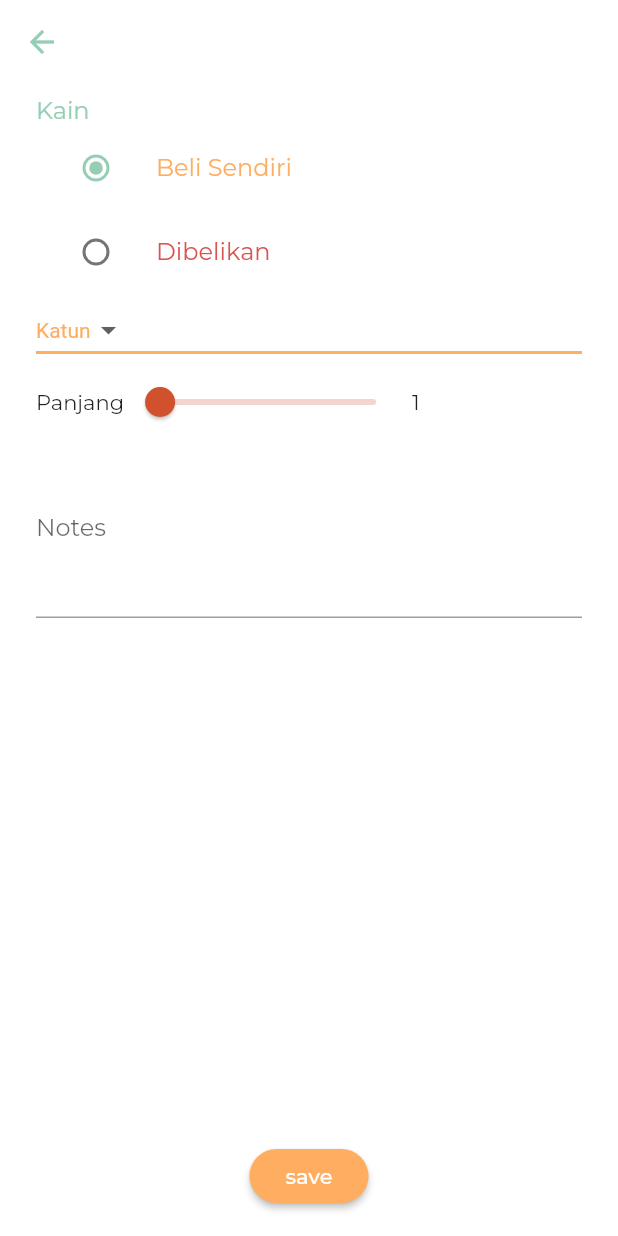
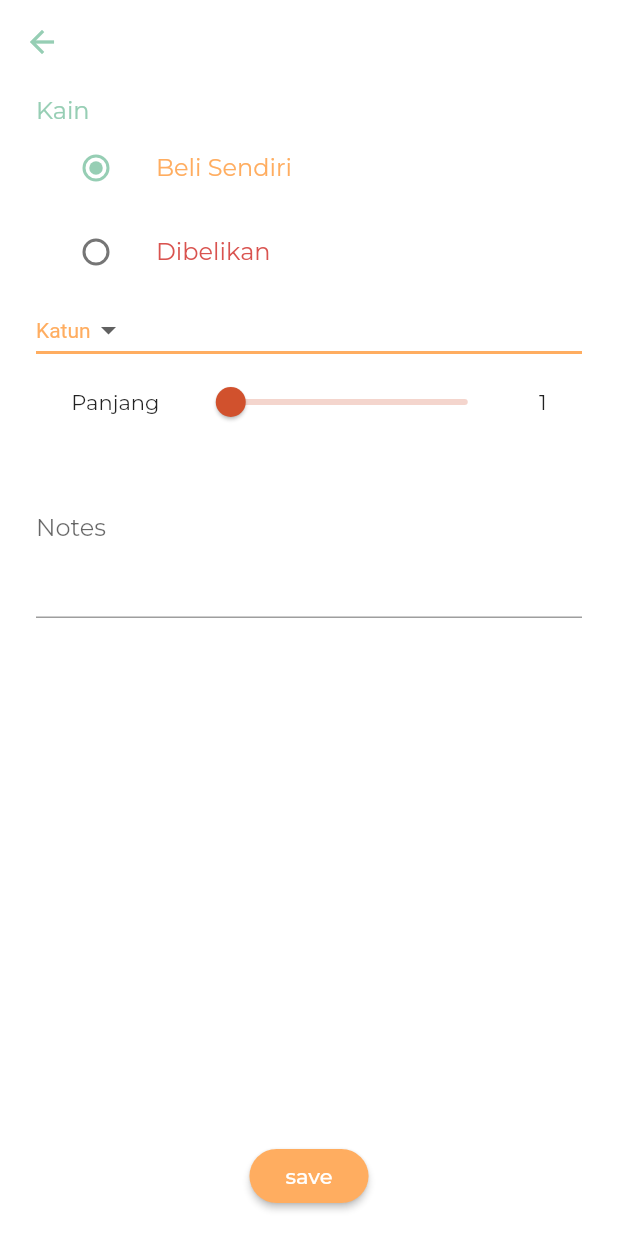
Before and after one commit to qonythazu/tugas-ippl, a Flutter app: the PesananReguler2 screen opened directly, after a tap on "next", on a phone screen of 412 x 824 dp. Run offline on Flutter 3.47's test engine with Material 2 defaults, Android fonts, the phone set to English and light mode, and no system bars; project files that could hold a hidden picture were left out.

Commit message:
Responsive Slider

```diff
--- a/lib/formpesananreguler1.dart
+++ b/lib/formpesananreguler1.dart
@@ -1,4 +1,5 @@
 import 'package:flutter/material.dart';
+import 'package:flutter/services.dart';
 import 'package:flutter/src/widgets/container.dart';
 import 'package:flutter/src/widgets/framework.dart';
 
@@ -78,6 +79,9 @@ class _PesananReguler1State extends State<PesananReguler1> {
                       ),
                       TextField(
                         controller: phone,
+                        inputFormatters: <TextInputFormatter>[
+                          FilteringTextInputFormatter.digitsOnly
+                        ],
                         keyboardType: TextInputType.number,
                         decoration: InputDecoration(
                             prefixIcon: Icon(Icons.phone),
--- a/lib/formpesananreguler2.dart
+++ b/lib/formpesananreguler2.dart
@@ -1,5 +1,6 @@
 import 'package:anuy/formpesananreguler3.dart';
 import 'package:flutter/material.dart';
+import 'package:flutter/services.dart';
 import 'package:flutter/src/widgets/container.dart';
 import 'package:flutter/src/widgets/framework.dart';
 
@@ -155,6 +156,9 @@ class _PesananReguler2State extends State<PesananReguler2> {
                         ),
                         TextField(
                           controller: null,
+                          inputFormatters: <TextInputFormatter>[
+                            FilteringTextInputFormatter.digitsOnly
+                          ],
                           keyboardType: TextInputType.number,
                           decoration: InputDecoration(
                               prefixIcon: Icon(Icons.attach_money),
--- a/lib/formpesananreguler3.dart
+++ b/lib/formpesananreguler3.dart
@@ -86,9 +86,12 @@ class _PesananReguler3State extends State<PesananReguler3> {
                     ),
                     KainList(),
                     Row(
+                      mainAxisAlignment: MainAxisAlignment.spaceEvenly,
                       children: [
                         Text("Panjang"),
-                        Slider(
+                        Container(
+                          width: MediaQuery.of(context).size.width / 2,
+                          child: Slider(
                             min: 1,
                             max: 5,
                             value: double.tryParse(panjangKain.text) ?? 1,
@@ -97,6 +100,7 @@ class _PesananReguler3State extends State<PesananReguler3> {
                                 panjangKain.text = val.round().toString();
                               });
                             },
+                          ),
                         ),
                         Flexible(child: Text(panjangKain.text))
                       ],
--- a/lib/login.dart
+++ b/lib/login.dart
@@ -80,6 +80,7 @@ class _LoginState extends State<Login> {
                           ),
                         ),
                         const TextField(
+                          obscureText: true,
                           decoration: InputDecoration(
                               enabledBorder: OutlineInputBorder(
                                 borderSide: BorderSide(
--- a/lib/register.dart
+++ b/lib/register.dart
@@ -78,6 +78,7 @@ class _RegisterState extends State<Register> {
                           ),
                         ),
                         const TextField(
+                          obscureText: true,
                           decoration: InputDecoration(
                               enabledBorder: OutlineInputBorder(
                                 borderSide: BorderSide(
@@ -113,6 +114,7 @@ class _RegisterState extends State<Register> {
                           style: TextStyle(color: Colors.white),
                         ),
                         const TextField(
+                          obscureText: true,
                           decoration: InputDecoration(
                               enabledBorder: OutlineInputBorder(
                                 borderSide: BorderSide(
```
Lines whose indentation alone changed are shown as unchanged.
